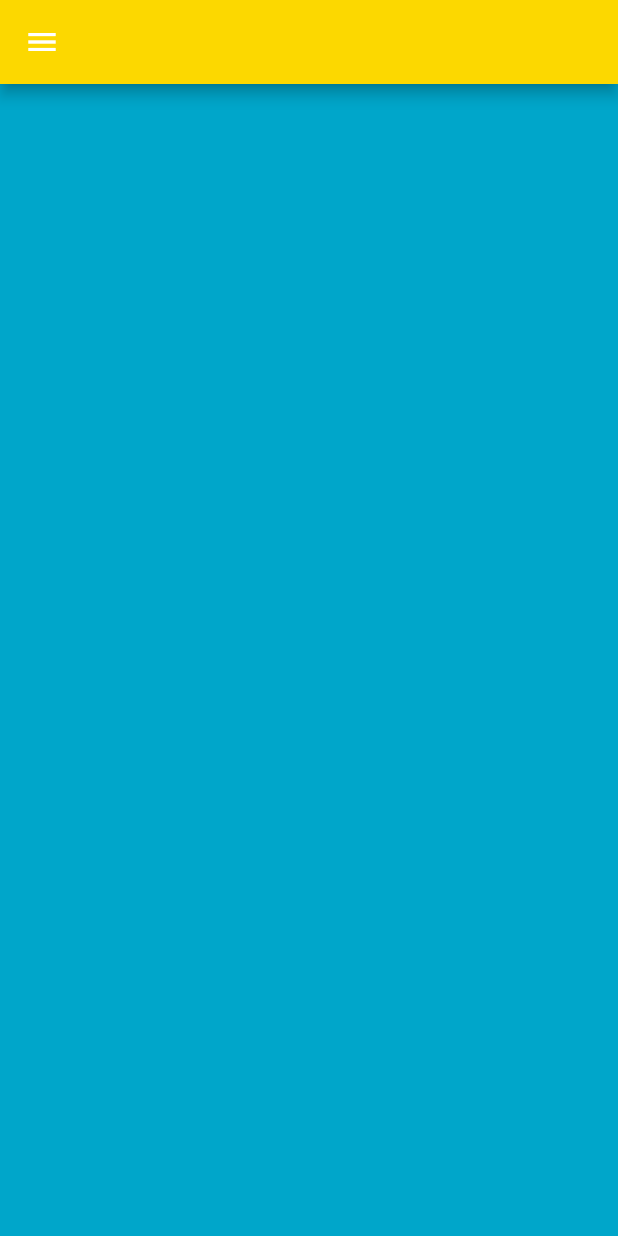
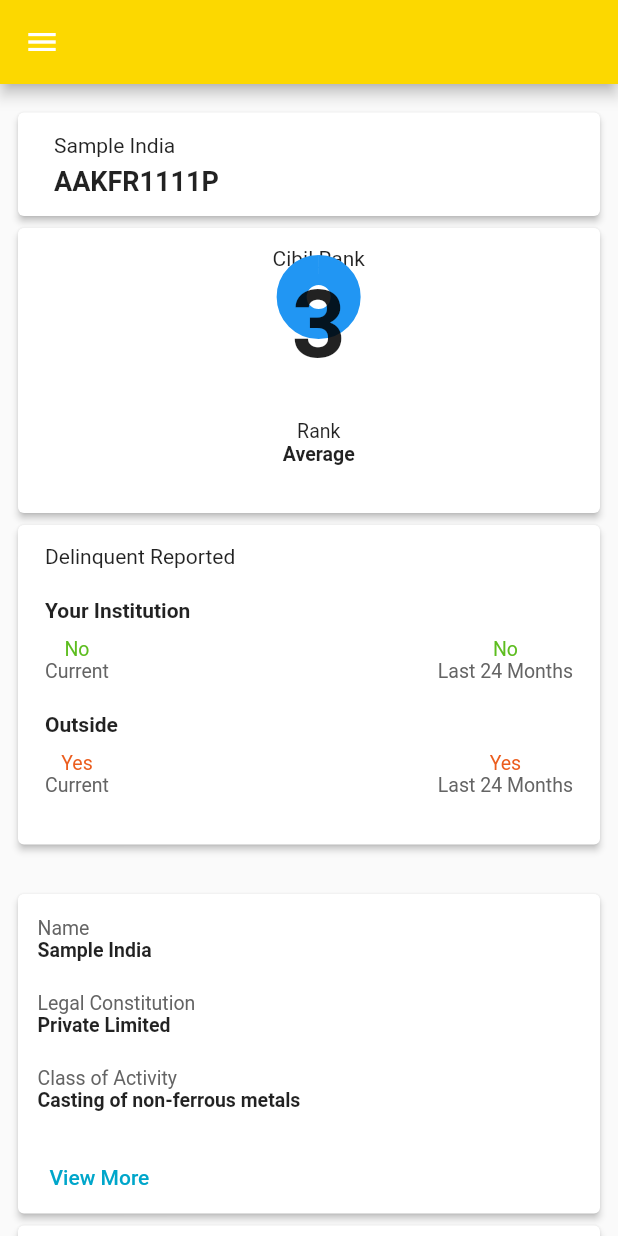
Before and after one commit to ankitch29/flutter_poc, a Flutter app: the screen it shows after launch, after a tap on "Search", on a phone screen of 412 x 824 dp. Run offline on Flutter 3.47's test engine with Material 2 defaults, Android fonts, the phone set to English and light mode, and no system bars; our stand-ins replace get.

Commit message:
dashboard cards added.

```diff
--- /dev/null
+++ b/lib/screens/dashboard/controller/dashboard_menu_controller.dart
@@ -0,0 +1,5 @@
+import 'package:get/get.dart';
+
+class DashboardMenuController extends GetxController {
+  var isHideBorrowerData = true.obs;
+}
--- a/lib/screens/dashboard/ui/dashboard_home.dart
+++ b/lib/screens/dashboard/ui/dashboard_home.dart
@@ -1,6 +1,7 @@
 import 'package:flutter/material.dart';
 import 'package:flutter_poc/screens/dashboard/controller/dashboard_home_controller.dart';
-import 'package:flutter_poc/screens/dashboard/ui/dashboard.dart';
+import 'package:flutter_poc/screens/dashboard/ui/dashboard_menu.dart';
+import 'package:flutter_poc/screens/dashboard/ui/mobile_dashboard.dart';
 import 'package:flutter_poc/screens/dashboard/ui/side_menu_drawer.dart';
 import 'package:flutter_poc/utils/constants.dart';
 import 'package:flutter_poc/utils/ui/responsive.dart';
@@ -85,7 +86,7 @@ class MenuSelectedWidget extends StatelessWidget {
     return Obx(() {
       switch (_homeController.currentMenu.value) {
         case DASHBOARD_MENU.dashboard:
-          return Container(color: ColourConstants.primary);
+          return const DashboardMenu();
         case DASHBOARD_MENU.newData:
           return Container(color: Colors.black);
         case DASHBOARD_MENU.message:
--- /dev/null
+++ b/lib/screens/dashboard/ui/dashboard_menu.dart
@@ -0,0 +1,507 @@
+import 'package:flutter/material.dart';
+import 'package:flutter_poc/screens/dashboard/controller/dashboard_menu_controller.dart';
+import 'package:flutter_poc/utils/constants.dart';
+import 'package:flutter_poc/utils/ui/responsive.dart';
+import 'package:get/get.dart';
+import 'package:flutter_staggered_grid_view/flutter_staggered_grid_view.dart';
+
+class DashboardMenu extends StatefulWidget {
+  const DashboardMenu({Key? key}) : super(key: key);
+
+  @override
+  _DashboardMenuState createState() => _DashboardMenuState();
+}
+
+class _DashboardMenuState extends State<DashboardMenu> {
+  final _dashboardMenuController = Get.put(DashboardMenuController());
+
+  @override
+  Widget build(BuildContext context) {
+    return Scaffold(
+      body: SingleChildScrollView(
+        child: StaggeredGrid.count(
+          crossAxisCount: Responsive.isMobile(context)
+              ? 1
+              : Responsive.isTablet(context) ? 2 : 3,
+          crossAxisSpacing: 10,
+          mainAxisSpacing: 10,
+          children: [
+            grid1(),
+            grid2(),
+            grid3(),
+          ],
+        ),
+      ),
+    );
+  }
+
+  Widget grid1() {
+    return Padding(
+      padding: const EdgeInsets.only(left: 8, right: 8, top: 15),
+      child: Column(
+        crossAxisAlignment: CrossAxisAlignment.start,
+        mainAxisSize: MainAxisSize.max,
+        children: [
+          SizedBox(
+            width: double.maxFinite,
+            child: Card(
+              elevation: 2,
+              child: Padding(
+                padding: const EdgeInsets.only(left: 24, top: 14, bottom: 13),
+                child: Column(
+                  crossAxisAlignment: CrossAxisAlignment.start,
+                  children: const [
+                    Padding(
+                      padding: EdgeInsets.only(bottom: 5),
+                      child:
+                          Text("Sample India", style: TextStyle(fontSize: 14)),
+                    ),
+                    Text("AAKFR1111P",
+                        style: TextStyle(
+                            fontSize: 18, fontWeight: FontWeight.bold)),
+                  ],
+                ),
+              ),
+            ),
+          ),
+          SizedBox(
+            width: double.maxFinite,
+            child: Card(
+              elevation: 2,
+              child: Padding(
+                padding: const EdgeInsets.only(left: 13, top: 12, bottom: 32),
+                child: Column(
+                  mainAxisSize: MainAxisSize.max,
+                  children: [
+                    const Text("Cibil Rank",
+                        textAlign: TextAlign.left,
+                        style: TextStyle(fontSize: 14)),
+                    SizedBox(
+                      height: 100,
+                      child: Stack(
+                        children: const [
+                          CircularProgressIndicator(
+                            strokeWidth: 20,
+                            value: 50,
+                          ),
+                          Text("3",
+                              textAlign: TextAlign.center,
+                              style: TextStyle(
+                                  fontSize: 63, fontWeight: FontWeight.bold)),
+                        ],
+                      ),
+                    ),
+                    const Text("Rank",
+                        textAlign: TextAlign.center,
+                        style: TextStyle(fontSize: 13)),
+                    const Text("Average",
+                        textAlign: TextAlign.center,
+                        style: TextStyle(
+                            fontSize: 13, fontWeight: FontWeight.bold)),
+                  ],
+                ),
+              ),
+            ),
+          ),
+          SizedBox(
+            width: double.maxFinite,
+            child: Card(
+              elevation: 2,
+              child: Padding(
+                padding: const EdgeInsets.only(
+                    left: 18, top: 13, bottom: 32, right: 18),
+                child: Column(
+                  crossAxisAlignment: CrossAxisAlignment.start,
+                  children: [
+                    const Text("Delinquent Reported",
+                        style: TextStyle(fontSize: 14)),
+                    const Padding(
+                      padding: EdgeInsets.only(top: 20, bottom: 10),
+                      child: Text("Your Institution",
+                          style: TextStyle(
+                              fontSize: 14, fontWeight: FontWeight.bold)),
+                    ),
+                    Row(
+                      mainAxisAlignment: MainAxisAlignment.spaceBetween,
+                      children: [
+                        Column(
+                          children: const [
+                            Text("No",
+                                style: TextStyle(
+                                    fontSize: 13,
+                                    color: ColourConstants.textDeclinedTitle)),
+                            Text("Current",
+                                style: TextStyle(
+                                    fontSize: 13,
+                                    color:
+                                        ColourConstants.textDeclinedSubTitle)),
+                          ],
+                        ),
+                        Column(
+                          children: const [
+                            Text("No",
+                                style: TextStyle(
+                                    fontSize: 13,
+                                    color: ColourConstants.textDeclinedTitle)),
+                            Text("Last 24 Months",
+                                style: TextStyle(
+                                    fontSize: 13,
+                                    color:
+                                        ColourConstants.textDeclinedSubTitle)),
+                          ],
+                        )
+                      ],
+                    ),
+                    const Padding(
+                      padding: EdgeInsets.only(top: 20, bottom: 10),
+                      child: Text("Outside",
+                          style: TextStyle(
+                              fontSize: 14, fontWeight: FontWeight.bold)),
+                    ),
+                    Row(
+                      mainAxisAlignment: MainAxisAlignment.spaceBetween,
+                      children: [
+                        Column(
+                          children: const [
+                            Text("Yes",
+                                style: TextStyle(
+                                    fontSize: 13,
+                                    color: ColourConstants.textAcceptTitled)),
+                            Text("Current",
+                                style: TextStyle(
+                                    fontSize: 13,
+                                    color:
+                                        ColourConstants.textDeclinedSubTitle)),
+                          ],
+                        ),
+                        Column(
+                          children: const [
+                            Text("Yes",
+                                style: TextStyle(
+                                    fontSize: 13,
+                                    color: ColourConstants.textAcceptTitled)),
+                            Text("Last 24 Months",
+                                style: TextStyle(
+                                    fontSize: 13,
+                                    color:
+                                        ColourConstants.textDeclinedSubTitle)),
+                          ],
+                        )
+                      ],
+                    ),
+                  ],
+                ),
+              ),
+            ),
+          ),
+        ],
+      ),
+    );
+  }
+
+  Widget grid2() {
+    return Padding(
+      padding: const EdgeInsets.only(left: 8, right: 8, top: 15),
+      child: Column(
+        crossAxisAlignment: CrossAxisAlignment.start,
+        children: [
+          SizedBox(
+            width: double.maxFinite,
+            child: Card(
+              elevation: 2,
+              child: Padding(
+                padding: const EdgeInsets.only(left: 13, right: 13, top: 15),
+                child: Column(
+                  crossAxisAlignment: CrossAxisAlignment.start,
+                  children: [
+                    columnTitleSubTitleWidget("Name", "Sample India"),
+                    columnTitleSubTitleWidget(
+                        "Legal Constitution", "Private Limited"),
+                    columnTitleSubTitleWidget(
+                        "Class of Activity", "Casting of non-ferrous metals"),
+                    Obx(() {
+                      return Visibility(
+                        visible:
+                            !_dashboardMenuController.isHideBorrowerData.value,
+                        child: Column(
+                          crossAxisAlignment: CrossAxisAlignment.start,
+                          children: [
+                            columnTitleSubTitleWidget("Business Category",
+                                "Casting of non-ferrous metals"),
+                            columnTitleSubTitleWidget("Industry Type", "Other"),
+                            columnTitleSubTitleWidget(
+                                "Sales Figure", "10,00,00,000 (Year: 2017)"),
+                            columnTitleSubTitleWidget("No of Employees", "25"),
+                            columnTitleSubTitleWidget(
+                                "Date of Incorporation", "1-Apr-10"),
+                          ],
+                        ),
+                      );
+                    }),
+                    TextButton(
+                        onPressed: () {
+                          _dashboardMenuController.isHideBorrowerData(
+                              !_dashboardMenuController
+                                  .isHideBorrowerData.value);
+                        },
+                        child: Text(
+                          _dashboardMenuController.isHideBorrowerData.value
+                              ? "View More"
+                              : "View Less",
+                          style:
+                              const TextStyle(color: ColourConstants.primary),
+                        ))
+                  ],
+                ),
+              ),
+            ),
+          ),
+          Card(
+            elevation: 2,
+            child: Padding(
+              padding: const EdgeInsets.only(left: 18, top: 13, bottom: 32),
+              child: Column(
+                crossAxisAlignment: CrossAxisAlignment.start,
+                children: [
+                  const Padding(
+                    padding: EdgeInsets.only(bottom: 10),
+                    child:
+                        Text("Enquiry Summary", style: TextStyle(fontSize: 14)),
+                  ),
+                  Row(
+                    mainAxisAlignment: MainAxisAlignment.spaceBetween,
+                    children: [
+                      Column(
+                        children: const [
+                          Text("01",
+                              style: TextStyle(
+                                  fontSize: 18,
+                                  color: ColourConstants.textDeclinedTitle)),
+                          Text("Total Enquiry",
+                              style: TextStyle(
+                                  fontSize: 13,
+                                  color: ColourConstants.textDeclinedSubTitle)),
+                        ],
+                      ),
+                      Column(
+                        children: const [
+                          Text("4,34,300",
+                              style: TextStyle(
+                                  fontSize: 18,
+                                  color: ColourConstants.textDeclinedTitle)),
+                          Text("Enquiry Amount",
+                              style: TextStyle(
+                                  fontSize: 13,
+                                  color: ColourConstants.textDeclinedSubTitle)),
+                        ],
+                      )
+                    ],
+                  ),
+                ],
+              ),
+            ),
+          ),
+        ],
+      ),
+    );
+  }
+
+  Widget grid3() {
+    return Column(
+      crossAxisAlignment: CrossAxisAlignment.start,
+      children: [
+        Card(
+          child: Column(
+            crossAxisAlignment: CrossAxisAlignment.start,
+            mainAxisSize: MainAxisSize.max,
+            children: [
+              const Text("Credit Profile Summary",
+                  textAlign: TextAlign.center, style: TextStyle(fontSize: 13)),
+              SizedBox(
+                height: 100,
+                child: Stack(
+                  children: [
+                    const CircularProgressIndicator(
+                      strokeWidth: 20,
+                      value: 50,
+                    ),
+                    Column(
+                      children: const [
+                        Text("75 %",
+                            textAlign: TextAlign.center,
+                            style: TextStyle(
+                                fontSize: 55,
+                                fontWeight: FontWeight.bold,
+                                color: ColourConstants.progressPercentage)),
+                        Text("Utilised",
+                            style: TextStyle(
+                                fontSize: 13,
+                                color: ColourConstants.textDeclinedSubTitle)),
+                      ],
+                    ),
+                  ],
+                ),
+              ),
+              Responsive.isMobile(context)
+                  ? Column(
+                      crossAxisAlignment: CrossAxisAlignment.start,
+                      children: [
+                        Row(
+                          mainAxisAlignment: MainAxisAlignment.spaceBetween,
+                          children: [
+                            columnTitleSubTitleWidget("Total Lenders", "02"),
+                            columnTitleSubTitleWidget("Total CF*(s)", "04"),
+                          ],
+                        ),
+                        Padding(
+                          padding: const EdgeInsets.only(top: 20, bottom: 10),
+                          child: Row(
+                            mainAxisAlignment: MainAxisAlignment.spaceBetween,
+                            children: [
+                              columnTitleSubTitleWidget("Total Lenders", "02"),
+                              columnTitleSubTitleWidget("Total CF*(s)", "04"),
+                            ],
+                          ),
+                        )
+                      ],
+                    )
+                  : Padding(
+                      padding: const EdgeInsets.only(top: 35, bottom: 20),
+                      child: Column(
+                        mainAxisSize: MainAxisSize.max,
+                        children: [
+                          const Text("24,34,300",
+                              style: TextStyle(
+                                  fontSize: 20,
+                                  fontWeight: FontWeight.bold,
+                                  color: ColourConstants.textDeclinedTitle)),
+                          const Text("Total Outstanding",
+                              style: TextStyle(
+                                  fontSize: 13,
+                                  color: ColourConstants.textDeclinedSubTitle)),
+                          const Divider(),
+                          Row(
+                            children: [
+                              Expanded(
+                                  child: Column(
+                                crossAxisAlignment: CrossAxisAlignment.start,
+                                children: const [
+                                  Text("04",
+                                      style: TextStyle(
+                                          fontSize: 18,
+                                          fontWeight: FontWeight.bold,
+                                          color: ColourConstants
+                                              .textDeclinedSubTitle)),
+                                  Text("Open CF",
+                                      style: TextStyle(
+                                          fontSize: 13,
+                                          color: ColourConstants
+                                              .textDeclinedSubTitle))
+                                ],
+                              )),
+                              const Divider(),
+                              Expanded(
+                                  child: Column(
+                                crossAxisAlignment: CrossAxisAlignment.start,
+                                children: const [
+                                  Text("02",
+                                      style: TextStyle(
+                                          fontSize: 18,
+                                          fontWeight: FontWeight.bold,
+                                          color: ColourConstants
+                                              .textDeclinedSubTitle)),
+                                  Text("Total Lenders",
+                                      style: TextStyle(
+                                          fontSize: 13,
+                                          color: ColourConstants
+                                              .textDeclinedSubTitle))
+                                ],
+                              )),
+                              const Divider(),
+                              Expanded(
+                                  child: Column(
+                                crossAxisAlignment: CrossAxisAlignment.start,
+                                children: const [
+                                  Text("04",
+                                      style: TextStyle(
+                                          fontSize: 18,
+                                          fontWeight: FontWeight.bold,
+                                          color: ColourConstants
+                                              .textDeclinedSubTitle)),
+                                  Text("Total CF*(s)",
+                                      style: TextStyle(
+                                          fontSize: 13,
+                                          color: ColourConstants
+                                              .textDeclinedSubTitle))
+                                ],
+                              ))
+                            ],
+                          ),
+                          const Divider(),
+                        ],
+                      ),
+                    ),
+              Responsive.isMobile(context) ? const Divider() : Container(),
+              Column(
+                crossAxisAlignment: CrossAxisAlignment.start,
+                children: [
+                  const Padding(
+                    padding: EdgeInsets.only(bottom: 10),
+                    child: Text("Delinquent Summary",
+                        style: TextStyle(fontSize: 14)),
+                  ),
+                  Row(
+                    mainAxisAlignment: MainAxisAlignment.spaceBetween,
+                    children: [
+                      Column(
+                        children: const [
+                          Text("10,34,300",
+                              style: TextStyle(
+                                  fontSize: 18,
+                                  color: ColourConstants.textDeclinedTitle)),
+                          Text("Total Outstanding",
+                              style: TextStyle(
+                                  fontSize: 13,
+                                  color: ColourConstants.textDeclinedSubTitle)),
+                        ],
+                      ),
+                      Column(
+                        children: const [
+                          Text("01",
+                              style: TextStyle(
+                                  fontSize: 18,
+                                  color: ColourConstants.textDeclinedTitle)),
+                          Text("Delinquent CF",
+                              style: TextStyle(
+                                  fontSize: 13,
+                                  color: ColourConstants.textDeclinedSubTitle)),
+                        ],
+                      )
+                    ],
+                  ),
+                ],
+              )
+            ],
+          ),
+        )
+      ],
+    );
+  }
+
+  Widget columnTitleSubTitleWidget(String title, String subTitle) {
+    return Column(
+      crossAxisAlignment: CrossAxisAlignment.start,
+      children: [
+        Text(title,
+            style: const TextStyle(
+                fontSize: 13, color: ColourConstants.textDeclinedSubTitle)),
+        Padding(
+          padding: const EdgeInsets.only(bottom: 20),
+          child: Text(subTitle,
+              style:
+                  const TextStyle(fontSize: 13, fontWeight: FontWeight.bold)),
+        ),
+      ],
+    );
+  }
+}
--- a/lib/utils/constants.dart
+++ b/lib/utils/constants.dart
@@ -16,6 +16,10 @@ class ColourConstants {
   static const Color textFieldHint = Color(0xFF575757);
   static const Color nonHighlightedColor = Color(0xFFF2EFEF);
   static const Color accent = Color(0xFFFCD800);
+  static const Color textDeclinedTitle = Color(0xFF5DBD1F);
+  static const Color textDeclinedSubTitle = Color(0xFF646464);
+  static const Color textAcceptTitled = Color(0xFFEB5D1E);
+  static const Color progressPercentage = Color(0xFFFCAF47);
 }
 
 class NumberConstants {
--- a/pubspec.yaml
+++ b/pubspec.yaml
@@ -14,6 +14,7 @@ dependencies:
   cupertino_icons: ^1.0.2
   get: ^4.6.1
   syncfusion_flutter_charts: ^20.1.51
+  flutter_staggered_grid_view: ^0.6.1
 
 dev_dependencies:
   flutter_test:
```
Also changed, not shown: lib/screens/dashboard/ui/mobile_dashboard.dart (renamed from lib/screens/dashboard/ui/dashboard.dart), pubspec.lock.
